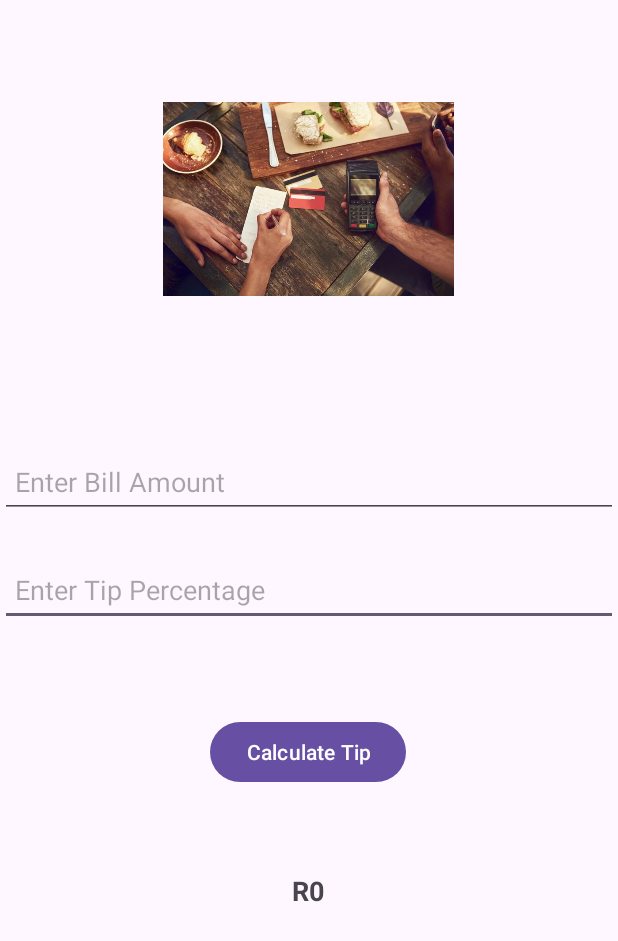
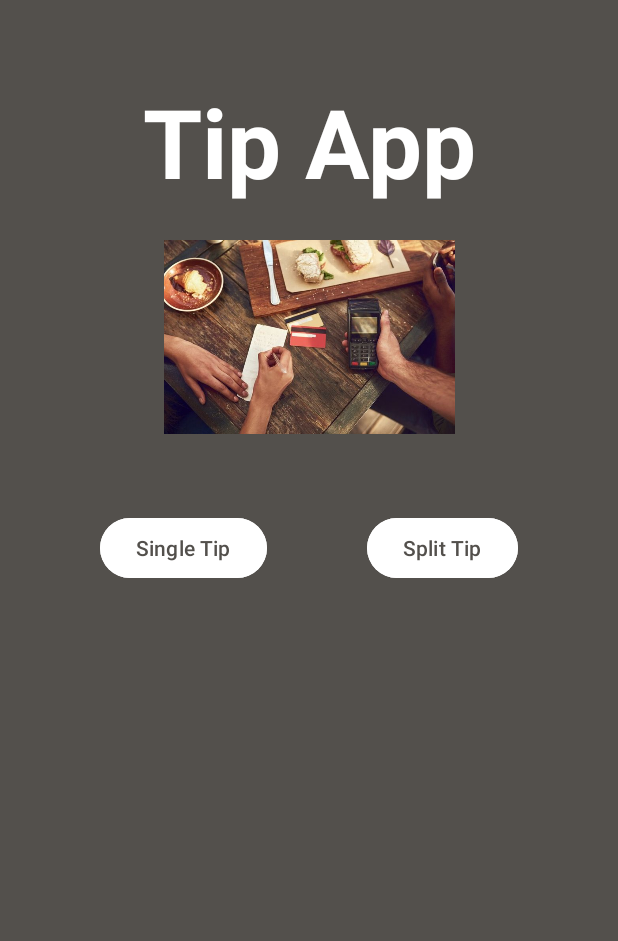
Before and after one commit to talia0404/TipCalculator, an Android app: the screen it shows after launch (MainActivity), on a phone screen of 412 x 824 dp. Shown: the top 941 px of the screen. Run offline under Robolectric (Android 15) with nearby library versions, the phone set to English and light mode, and no system bars.

Commit message:
Initial commit

```diff
--- a/app/src/main/AndroidManifest.xml
+++ b/app/src/main/AndroidManifest.xml
@@ -13,6 +13,12 @@
         android:theme="@style/Theme.TipCalculator"
         tools:targetApi="31">
         <activity
+            android:name=".SingleTipActivity"
+            android:exported="false" />
+        <activity
+            android:name=".SplitTipActivity"
+            android:exported="false" />
+        <activity
             android:name=".MainActivity"
             android:exported="true">
             <intent-filter>
--- a/app/src/main/java/com/talia/tipcalculator/MainActivity.kt
+++ b/app/src/main/java/com/talia/tipcalculator/MainActivity.kt
@@ -1,35 +1,38 @@
 package com.talia.tipcalculator
 
+import android.content.Intent
 import android.os.Bundle
-import android.widget.EditText
 import androidx.activity.enableEdgeToEdge
 import androidx.appcompat.app.AppCompatActivity
 import androidx.core.view.ViewCompat
 import androidx.core.view.WindowInsetsCompat
-import android.widget.Button
-import android.widget.TextView
-
-//handling user interaction and calculations when clicking the calculate button
+import com.talia.tipcalculator.databinding.ActivityMainBinding
 
 class MainActivity : AppCompatActivity() {
+    private lateinit var binding: ActivityMainBinding
+
     override fun onCreate(savedInstanceState: Bundle?) {
         super.onCreate(savedInstanceState)
         enableEdgeToEdge()
         setContentView(R.layout.activity_main)
 
-        //finding UI components by their ids
-
-        val billAmt = findViewById<EditText>(R.id.edtBillAmt)
-        val tipPercent = findViewById<EditText>(R.id.edtTip)
-        val calculate = findViewById<Button>(R.id.btnCalculate)
-        val tip = findViewById<TextView>(R.id.txtTipAmount)
-
         ViewCompat.setOnApplyWindowInsetsListener(findViewById(R.id.main)) { v, insets ->
             val systemBars = insets.getInsets(WindowInsetsCompat.Type.systemBars())
             v.setPadding(systemBars.left, systemBars.top, systemBars.right, systemBars.bottom)
             insets
+        }
 
+        binding = ActivityMainBinding.inflate(layoutInflater)
+        setContentView(binding.root)
+
+        binding.btnSingleCalc.setOnClickListener {
+            startActivity(Intent(this, SingleTipActivity::class.java))
+        }
+
+        binding.btnSplitCalc.setOnClickListener {
+            startActivity(Intent(this, SplitTipActivity::class.java))
         }
 
     }
+
 }
--- a/app/src/main/res/layout/activity_main.xml
+++ b/app/src/main/res/layout/activity_main.xml
@@ -1,72 +1,59 @@
 <?xml version="1.0" encoding="utf-8"?>
-<androidx.constraintlayout.widget.ConstraintLayout xmlns:android="http://schemas.android.com/apk/res/android"
+<androidx.constraintlayout.widget.ConstraintLayout
+    xmlns:android="http://schemas.android.com/apk/res/android"
     xmlns:app="http://schemas.android.com/apk/res-auto"
     xmlns:tools="http://schemas.android.com/tools"
     android:id="@+id/main"
     android:layout_width="match_parent"
     android:layout_height="match_parent"
+    android:background="#53504C"
     tools:context=".MainActivity">
+
+    <TextView
+        android:id="@+id/txthead"
+        android:layout_width="wrap_content"
+        android:layout_height="wrap_content"
+        android:layout_marginTop="64dp"
+        android:text="Tip App"
+        android:textSize="64sp"
+        android:textStyle="bold"
+        android:textColor="@color/white"
+        app:layout_constraintStart_toStartOf="parent"
+        app:layout_constraintEnd_toEndOf="parent"
+        app:layout_constraintTop_toTopOf="parent"
+        app:layout_constraintBottom_toTopOf="@id/imgBillImage" />
 
     <ImageView
         android:id="@+id/imgBillImage"
         android:layout_width="194dp"
         android:layout_height="201dp"
-        android:layout_marginTop="32dp"
+        android:layout_marginTop="124dp"
         app:layout_constraintEnd_toEndOf="parent"
-        app:layout_constraintHorizontal_bias="0.497"
         app:layout_constraintStart_toStartOf="parent"
         app:layout_constraintTop_toTopOf="parent"
         app:srcCompat="@drawable/bill" />
 
-    <EditText
-        android:id="@+id/edtTip"
-        android:layout_width="0dp"
-        android:layout_height="48dp"
-        android:layout_marginTop="24dp"
-        android:hint="Enter Tip Percentage"
-        android:inputType="number"
-        android:padding="10dp"
-        app:layout_constraintEnd_toEndOf="parent"
-        app:layout_constraintHorizontal_bias="0.0"
-        app:layout_constraintStart_toStartOf="parent"
-        app:layout_constraintTop_toBottomOf="@id/edtBillAmt" />
-
     <Button
-        android:id="@+id/btnCalculate"
+        android:id="@+id/btnSingleCalc"
         android:layout_width="wrap_content"
         android:layout_height="wrap_content"
-        android:layout_marginTop="60dp"
-        android:text="Calculate Tip"
-        app:layout_constraintEnd_toEndOf="parent"
-        app:layout_constraintHorizontal_bias="0.498"
-        app:layout_constraintStart_toStartOf="parent"
-        app:layout_constraintTop_toBottomOf="@id/edtTip" />
-
-    <TextView
-        android:id="@+id/txtTipAmount"
-        android:layout_width="wrap_content"
-        android:layout_height="wrap_content"
-        android:layout_marginTop="56dp"
-        android:text="R0"
-        android:textSize="18sp"
-        android:textStyle="bold"
-        app:layout_constraintEnd_toEndOf="parent"
-        app:layout_constraintHorizontal_bias="0.498"
-        app:layout_constraintStart_toStartOf="parent"
-        app:layout_constraintTop_toBottomOf="@id/btnCalculate" />
-
-    <EditText
-        android:id="@+id/edtBillAmt"
-        android:layout_width="0dp"
-        android:layout_height="48dp"
-        android:layout_marginTop="64dp"
-        android:hint="Enter Bill Amount"
-        android:inputType="numberDecimal"
-        android:padding="10dp"
-        app:layout_constraintEnd_toEndOf="parent"
-        app:layout_constraintHorizontal_bias="0.0"
+        android:layout_marginTop="16dp"
+        android:text="Single Tip"
+        android:textColor="#53504C"
+        android:backgroundTint="@color/white"
+        app:layout_constraintEnd_toStartOf="@id/btnSplitCalc"
         app:layout_constraintStart_toStartOf="parent"
         app:layout_constraintTop_toBottomOf="@id/imgBillImage" />
 
-
+    <Button
+        android:id="@+id/btnSplitCalc"
+        android:layout_width="wrap_content"
+        android:layout_height="wrap_content"
+        android:layout_marginTop="16dp"
+        android:text="Split Tip"
+        android:textColor="#53504C"
+        android:backgroundTint="@color/white"
+        app:layout_constraintEnd_toEndOf="parent"
+        app:layout_constraintStart_toEndOf="@id/btnSingleCalc"
+        app:layout_constraintTop_toBottomOf="@id/imgBillImage" />
 </androidx.constraintlayout.widget.ConstraintLayout>
```
Also changed, not shown: app/build.gradle.kts (+7 -0 lines), app/src/main/java/com/talia/tipcalculator/SingleTipActivity.kt (added, +37 -0 lines), app/src/main/java/com/talia/tipcalculator/SplitTipActivity.kt (added, +134 -0 lines), app/src/main/res/drawable/rounded_edittext.xml (added, +9 -0 lines), app/src/main/res/layout/activity_single_tip.xml (added, +97 -0 lines), app/src/main/res/layout/activity_split_tip.xml (added, +148 -0 lines).
